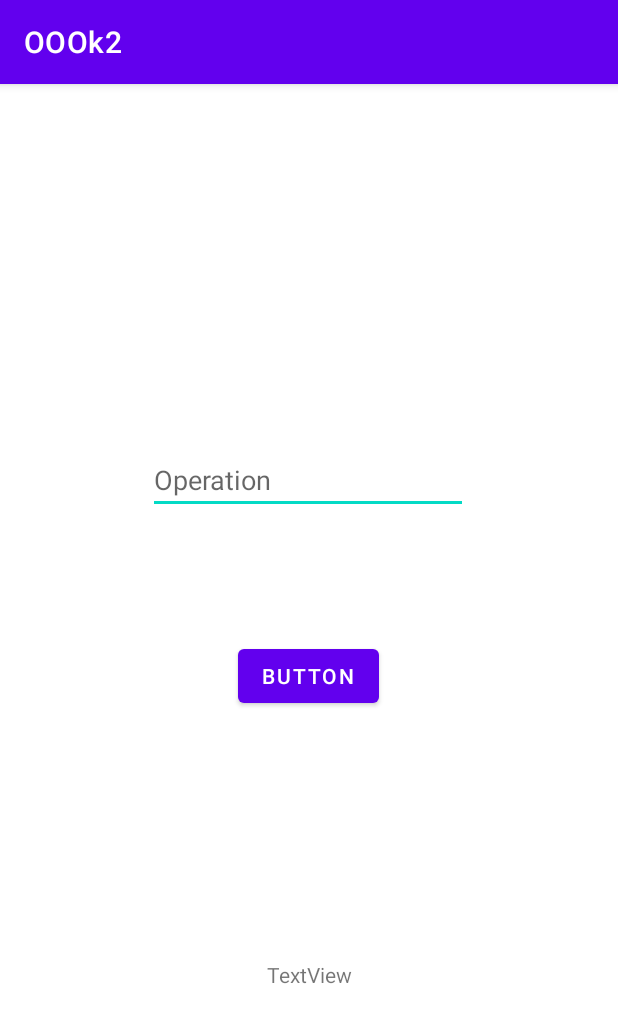
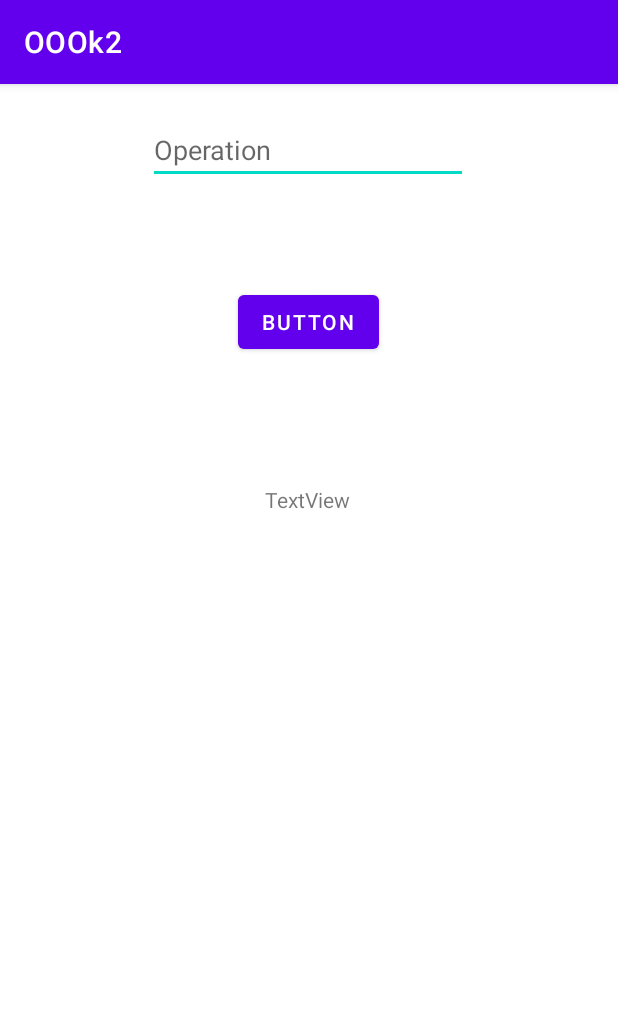
Before and after one commit to Engelito/OOOkv2, an Android app: the screen it shows after launch (MainActivity), on a phone screen of 412 x 824 dp. Shown: the top 1023 px of the screen. Run offline under Robolectric (Android 15) with nearby library versions, the phone set to English and light mode, and no system bars.

Commit message:
changed screen format

```diff
--- a/app/src/main/res/layout/activity_main.xml
+++ b/app/src/main/res/layout/activity_main.xml
@@ -10,7 +10,7 @@
         android:id="@+id/button1"
         android:layout_width="wrap_content"
         android:layout_height="wrap_content"
-        android:layout_marginTop="84dp"
+        android:layout_marginTop="68dp"
         android:onClick="handleText"
         android:text="Button"
         app:layout_constraintEnd_toEndOf="parent"
@@ -22,8 +22,8 @@
         android:id="@+id/editText1"
         android:layout_width="wrap_content"
         android:layout_height="wrap_content"
-        android:layout_marginTop="241dp"
-        android:layout_marginBottom="84dp"
+        android:layout_marginTop="21dp"
+        android:layout_marginBottom="124dp"
         android:ems="10"
         android:hint="Operation"
         android:inputType="textPersonName"
@@ -40,7 +40,9 @@
         android:text="TextView"
         app:layout_constraintBottom_toBottomOf="parent"
         app:layout_constraintEnd_toEndOf="parent"
+        app:layout_constraintHorizontal_bias="0.498"
         app:layout_constraintStart_toStartOf="parent"
-        app:layout_constraintTop_toBottomOf="@+id/button1" />
+        app:layout_constraintTop_toBottomOf="@+id/button1"
+        app:layout_constraintVertical_bias="0.149" />
 
 </androidx.constraintlayout.widget.ConstraintLayout>
```
